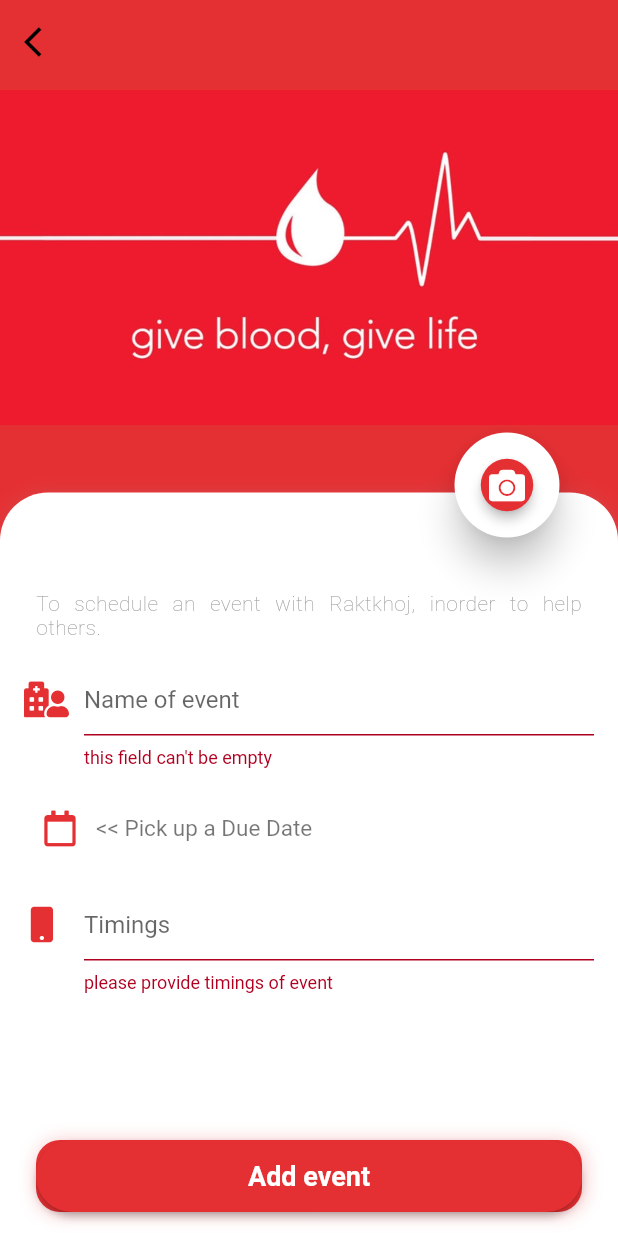
After one commit to POORVI111/raktkhoj, a Flutter app: the AddEvents screen opened directly, after a tap on "Add event", on a phone screen of 412 x 824 dp. The commit adds this screen. Run offline on Flutter 3.47's test engine with Material 2 defaults, Android fonts, the light colour scheme and no system bars; our stand-ins replace cached_network_image, carousel_slider, cloud_firestore, curved_navigation_bar, file_picker, firebase_auth and 20 more; missing offline and left inert: agora_rtc_engine, dropdownfield, emoji_picker, flutter_pdfview, mailer, onesignal_flutter and 1 more; accounts and stored records are empty; statements that could not run were skipped.

Commit message:
schedule events+little change in top donors list view

```diff
--- /dev/null
+++ b/lib/screens/doctor_oriented_pages/add_events.dart
@@ -0,0 +1,526 @@
+import 'dart:io';
+
+import 'package:cloud_firestore/cloud_firestore.dart';
+import 'package:firebase_auth/firebase_auth.dart';
+
+import 'package:firebase_storage/firebase_storage.dart';
+import 'package:flutter/cupertino.dart';
+import 'package:flutter/material.dart';
+import 'package:font_awesome_flutter/font_awesome_flutter.dart';
+import 'package:get/get_utils/src/extensions/internacionalization.dart';
+import 'package:image_picker/image_picker.dart';
+import 'package:raktkhoj/components/image_upload_provider.dart';
+import 'package:raktkhoj/provider/storage_method.dart';
+import 'package:raktkhoj/user_oriented_pages/additional.dart';
+import 'package:raktkhoj/user_oriented_pages/profile.dart';
+
+import '../../Colors.dart';
+
+class AddEvents extends StatefulWidget {
+
+
+  @override
+  _AddEventsState createState() => _AddEventsState();
+}
+
+class _AddEventsState extends State<AddEvents>
+    with TickerProviderStateMixin{
+
+  //variables for setting animation in image and confirmation button
+  final double infoHeight = 364.0;
+  AnimationController animationController;
+  Animation<double> animation;
+  double opacity1 = 0.0;
+  double opacity2 = 0.0;
+  double opacity3 = 0.0;
+  String to_show="";
+
+  String userName;
+
+  final formkey = new GlobalKey<FormState>();
+
+  String _docURL;
+  String _degree;
+  String _name;
+  String _time;
+  String _imageUrl;
+  String _description;
+
+  String _userID;
+
+  String _tokenid;
+  String _adminEmail;
+
+  var formattedDate;
+  ImageUploadProvider _imageUploadProvider;
+  final StorageMethods _storageMethods = StorageMethods();
+  DateTime selectedDate = DateTime.now();
+
+  int flag = 0;
+
+  User currentUser= FirebaseAuth.instance.currentUser;
+
+  @override
+  void initState() {
+    animationController = AnimationController(
+        duration: const Duration(milliseconds: 1000), vsync: this);
+    animation = Tween<double>(begin: 0.0, end: 1.0).animate(CurvedAnimation(
+        parent: animationController,
+        curve: Interval(0, 1.0, curve: Curves.fastOutSlowIn)));
+    setData();
+    super.initState();
+    //getAdminId();
+  }
+
+
+  //animation controlling
+  Future<void> setData() async {
+    animationController?.forward();
+    await Future<dynamic>.delayed(const Duration(milliseconds: 200));
+    setState(() {
+      opacity1 = 1.0;
+    });
+    await Future<dynamic>.delayed(const Duration(milliseconds: 200));
+    setState(() {
+      opacity2 = 1.0;
+    });
+    await Future<dynamic>.delayed(const Duration(milliseconds: 200));
+    setState(() {
+      opacity3 = 1.0;
+    });
+
+
+  }
+
+  //selecting(changing dob)
+  Future<Null> _selectDate(BuildContext context) async {
+    final DateTime picked = await showDatePicker(
+      context: context,
+      initialDate: selectedDate,
+      firstDate: DateTime(1975),
+      lastDate: DateTime(2022),);
+    if (picked != null && picked != selectedDate)
+      setState(() {
+        selectedDate = picked;
+        flag = 1;
+      });
+    var date = DateTime.parse(selectedDate.toString());
+    formattedDate = "${date.day}-${date.month}-${date.year}";
+    //changing to database
+    final firestoreInstance =  FirebaseFirestore.instance;
+
+    /*var firebaseUser =  FirebaseAuth.instance.currentUser;
+    firestoreInstance.collection("User Details").doc(firebaseUser.uid).
+    update({"Dob":formattedDate});*/
+
+  }
+
+  //image picking in order to change cover image of event
+  static Future<PickedFile> _pickImage({@required ImageSource source}) async {
+    final _picker = ImagePicker();
+    PickedFile selectedImage = await _picker.getImage(source: source);
+    return selectedImage;
+  }
+
+  //uploading image to firebase
+  void UploadImage({@required ImageSource source}) async {
+    PickedFile selectedImage = await _pickImage(source: source);
+    final firestoreInstance =  FirebaseFirestore.instance;
+    var firebaseUser =  FirebaseAuth.instance.currentUser;
+    _imageUrl=await _storageMethods.uploadEventImage(
+       image: File(selectedImage.path),
+        //userId: firebaseUser.uid,
+        imageUploadProvider: _imageUploadProvider);
+
+    // Set some loading value to db and show it to user
+    //_imageUploadProvider.setToLoading();
+
+    // Get url from the image bucket
+    //String url = await _storageMethods.uploadImageToStorage(File(selectedImage.path));
+
+    // Hide loading
+    //_imageUploadProvider.setToIdle();
+
+    //_imageUrl=url;
+    print(_imageUrl);
+
+  }
+
+
+  //if the submission is successful
+  //showing a dialog box
+//heading toward page guide
+  Future<bool> dialogTrigger(BuildContext context) async {
+    return showDialog(
+        context: context,
+        barrierDismissible: false,
+        builder: (BuildContext context) {
+          return AlertDialog(
+            title: Text('Success'.tr),
+            content: Text('You have successfully scheduled an event'.tr),
+            actions: <Widget>[
+              FlatButton(
+                onPressed: () {
+                  formkey.currentState.reset();
+                  Navigator.pop(context);
+                  Navigator.pushReplacement(context,
+                      MaterialPageRoute(builder: (context) => Additional()));
+                },
+                child: Icon(
+                  Icons.arrow_forward,
+                  color: kMainRed,
+                ),
+              ),
+            ],
+          );
+        });
+  }
+
+  @override
+  Widget build(BuildContext context) {
+    final double tempHeight = MediaQuery.of(context).size.height -
+        (MediaQuery.of(context).size.width / 1.2) +
+        15.0;
+    //return Container();
+
+    FirebaseFirestore.instance.collection('User Details').doc(currentUser.uid).get().then((value) {
+      userName = value.data()['Name'];
+    });
+
+    return Container(
+      color: kMainRed,
+      child: Scaffold(
+        backgroundColor: Colors.transparent,
+        body: Stack(
+          children: <Widget>[
+            Column(
+              children: <Widget>[
+                AspectRatio(
+                  aspectRatio: 1.2,
+                  child: Image.asset('images/give_blood.jpg'),
+                  //child: Image.asset('images/give_blood.jpg'),
+                ),
+              ],
+            ),
+            Positioned(
+              top: (MediaQuery.of(context).size.width / 1.2) - 15.0,
+              bottom: 0,
+              left: 0,
+              right: 0,
+              child: Container(
+                decoration: BoxDecoration(
+                  color: Colors.white,
+                  borderRadius: const BorderRadius.only(
+                      topLeft: Radius.circular(32.0),
+                      topRight: Radius.circular(32.0)),
+                  boxShadow: <BoxShadow>[
+                    BoxShadow(
+                        color: Colors.grey.withOpacity(0.2),
+                        offset: const Offset(1.1, 1.1),
+                        blurRadius: 10.0),
+                  ],
+                ),
+                child: Padding(
+                  padding: const EdgeInsets.only(left: 8, right: 8),
+                  child: SingleChildScrollView(
+                    child: Container(
+                      constraints: BoxConstraints(
+                          minHeight: infoHeight,
+                          maxHeight: tempHeight > infoHeight
+                              ? tempHeight
+                              : infoHeight),
+                      child: Column(
+                        mainAxisAlignment: MainAxisAlignment.center,
+                        crossAxisAlignment: CrossAxisAlignment.start,
+                        children: <Widget>[
+                          Padding(
+                            padding: const EdgeInsets.only(
+                                top: 32.0, left: 18, right: 16),
+                            child: Text(
+                              userName,
+                              textAlign: TextAlign.left,
+                              style: TextStyle(
+                                fontWeight: FontWeight.w600,
+                                fontSize: 22,
+                                letterSpacing: 0.27,
+                                color: Colors.black,
+                              ),
+                            ),
+                          ),
+
+                          Expanded(
+                            child: AnimatedOpacity(
+                              duration: const Duration(milliseconds: 500),
+                              opacity: opacity2,
+                              child:ClipRRect(
+                                borderRadius: new BorderRadius.only(
+                                    topLeft: const Radius.circular(40.0),
+                                    topRight: const Radius.circular(40.0)),
+                                child: Container(
+                                  height: 800.0,
+                                  width: double.infinity,
+                                  color: Colors.white,
+                                  child: SingleChildScrollView(
+                                    child: Column(
+                                      mainAxisAlignment: MainAxisAlignment.start,
+                                      children: <Widget>[
+                                        new Form(
+                                          key: formkey,
+                                          child: Column(
+                                            children: <Widget>[
+
+                                              Padding(
+                                                padding: const EdgeInsets.only(
+                                                    left: 16, right: 16, top: 8, bottom: 8),
+                                                child: Text(
+                                                  'To schedule an event with Raktkhoj, '
+                                                      'inorder to help others.',
+                                                  textAlign: TextAlign.justify,
+                                                  style: TextStyle(
+                                                    fontWeight: FontWeight.w200,
+                                                    fontSize: 14,
+                                                    letterSpacing: 0.27,
+                                                    color: Colors.grey,
+                                                  ),
+                                                  maxLines: 15,
+                                                  overflow: TextOverflow.ellipsis,
+                                                ),
+                                              ),
+
+                                              Padding(
+                                                padding: const EdgeInsets.all(8.0),
+                                                child: TextFormField(
+                                                  decoration: InputDecoration(
+                                                    hintText: 'Name of event'.tr,
+                                                    icon: Icon(
+                                                      FontAwesomeIcons.hospitalUser,
+                                                      color: kMainRed,
+                                                    ),
+                                                  ),
+                                                  validator: (value) => value.isEmpty
+                                                      ? "this field can't be empty".tr
+                                                      : null,
+                                                  onSaved: (value) => _name = value,
+                                                ),
+                                              ),
+
+                                              Padding(
+                                                padding: const EdgeInsets.all(8.0),
+                                                child: Row(
+                                                  children: <Widget>[
+                                                    IconButton(
+                                                      onPressed: () => _selectDate(context),
+                                                      icon: Icon(FontAwesomeIcons.calendar),
+                                                      color: kMainRed,
+                                                    ),
+                                                    flag == 0
+                                                        ? Text(
+                                                      "<< Pick up a Due Date".tr,
+                                                      style: TextStyle(
+                                                          color: Colors.black54, fontSize: 15.0),
+                                                    )
+                                                        : Text(formattedDate),
+                                                  ],
+                                                ),
+                                              ),
+
+
+
+                                              Padding(
+                                                padding: const EdgeInsets.all(8.0),
+                                                child: TextFormField(
+                                                  decoration: InputDecoration(
+                                                    hintText: 'Timings'.tr,
+                                                    icon: Icon(
+                                                      FontAwesomeIcons.mobile,
+                                                      color: kMainRed,
+                                                    ),
+                                                  ),
+                                                  validator: (value) => (value.isEmpty)
+                                                      ? "please provide timings of event".tr
+                                                      : null,
+                                                  onSaved: (value) => _time = value,
+                                                  // Only numbers can be entered
+                                                ),
+                                              ),
+
+
+                                            ],
+                                          ),
+                                        ),
+                                      ],
+                                    ),
+                                  ),
+                                ),
+                              ),
+
+                            ),
+                          ),
+
+                          AnimatedOpacity(
+                            duration: const Duration(milliseconds: 500),
+                            opacity: opacity3,
+                            child: Padding(
+                              padding: const EdgeInsets.only(
+                                  left: 16, bottom: 16, right: 16),
+                              child: Row(
+                                mainAxisAlignment: MainAxisAlignment.center,
+                                crossAxisAlignment: CrossAxisAlignment.center,
+                                children: <Widget>[
+
+                                  Expanded(
+                                    child: Container(
+                                      height: 48,
+                                      decoration: BoxDecoration(
+                                        color: kMainRed,
+                                        borderRadius: const BorderRadius.all(
+                                          Radius.circular(16.0),
+                                        ),
+                                        boxShadow: <BoxShadow>[
+                                          BoxShadow(
+                                              color: kMainRed
+                                                  .withOpacity(0.3),
+                                              offset: const Offset(1.1, 1.1),
+                                              blurRadius: 10.0),
+                                        ],
+                                      ),
+                                      child: ElevatedButton(
+                                        style: ButtonStyle(
+                                          backgroundColor: MaterialStateProperty.all(
+                                            kMainRed,
+                                          ),
+                                          shape: MaterialStateProperty.all(RoundedRectangleBorder(
+                                            borderRadius: BorderRadius.circular(24),
+                                          )),
+                                        ),
+                                        onPressed: () async {
+
+                                          if (!formkey.currentState.validate()) return;
+                                          formkey.currentState.save();
+
+                                          var time = DateTime.now().millisecondsSinceEpoch;
+                                          String key = time.toString();
+
+
+
+
+                                            FirebaseFirestore.instance.collection(
+                                                "Event Details").doc(key).
+                                                set({'eventid': key,
+                                              'Name':_name,
+                                              'date':formattedDate,
+                                              'time':_time,
+                                                'organiserUid':currentUser.uid,
+                                                'imageUrl':_imageUrl}).then((result) async {
+
+                                              dialogTrigger(context);
+                                            }).catchError((e) {
+                                              print(e);
+                                            });
+
+
+
+                                        },
+                                        child: Center(
+                                          child: Text(
+                                            "Add event",
+                                            textAlign: TextAlign.left,
+                                            style: TextStyle(
+                                              fontWeight: FontWeight.w600,
+                                              fontSize: 18,
+                                              letterSpacing: 0.0,
+                                              color: Colors.white,
+                                            ),
+                                          ),
+                                        ),
+                                      ),
+                                    ),
+                                  )
+                                ],
+                              ),
+                            ),
+                          ),
+                          SizedBox(
+                            height: MediaQuery.of(context).padding.bottom,
+                          )
+                        ],
+                      ),
+                    ),
+                  ),
+                ),
+              ),
+            ),
+            Positioned(
+              top: (MediaQuery.of(context).size.width / 1.2) - 24.0 - 35,
+              right: 35,
+              child: ScaleTransition(
+                alignment: Alignment.center,
+                scale: CurvedAnimation(
+                    parent: animationController, curve: Curves.fastOutSlowIn),
+                child: Card(
+                  color: Colors.white,
+                  shape: RoundedRectangleBorder(
+                      borderRadius: BorderRadius.circular(50.0)),
+                  elevation: 10.0,
+                  child: Container(
+                    width: 70,
+                    height: 70,
+                    child: Center(
+                      child: RoundIconButton(icon: FontAwesomeIcons.camera, onPressed: (){
+                        //EDIT PROFILE
+                        //displayOverlay(context);
+                        UploadImage(source: ImageSource.gallery);
+
+                      }),
+                    ),
+                  ),
+                ),
+              ),
+            ),
+            Padding(
+              padding: EdgeInsets.only(top: MediaQuery.of(context).padding.top),
+              child: SizedBox(
+                width: AppBar().preferredSize.height,
+                height: AppBar().preferredSize.height,
+                child: Material(
+                  color: Colors.transparent,
+                  child: InkWell(
+                    borderRadius:
+                    BorderRadius.circular(AppBar().preferredSize.height),
+                    child: Icon(
+                      Icons.arrow_back_ios,
+                      color: Colors.black,
+                    ),
+                    onTap: () {
+                      Navigator.pop(context);
+                    },
+                  ),
+                ),
+              ),
+            )
+          ],
+        ),
+      ),
+    );
+
+  }
+
+  //to show percentage doc uploaded
+  Widget buildUploadStatus(UploadTask task) => StreamBuilder<TaskSnapshot>(
+    stream: task.snapshotEvents,
+    builder: (context, snapshot) {
+      if (snapshot.hasData) {
+        final snap = snapshot.data;
+        final progress = snap.bytesTransferred / snap.totalBytes;
+        final percentage = (progress * 100).toStringAsFixed(2);
+
+        return Text(
+          '$percentage %',
+          style: TextStyle(fontSize: 20, fontWeight: FontWeight.bold),
+        );
+      } else {
+        return Container();
+      }
+    },
+  );
+}
--- a/lib/services/dynamic_link.dart
+++ b/lib/services/dynamic_link.dart
@@ -1,5 +1,6 @@
 import 'package:cloud_firestore/cloud_firestore.dart';
 import 'package:firebase_dynamic_links/firebase_dynamic_links.dart';
+
 import 'package:flutter/material.dart';
 import 'package:get/get_core/src/get_main.dart';
 import 'package:get/get_navigation/src/extension_navigation.dart';
@@ -25,6 +26,8 @@ class DynamicLinksService {
     //       imageUrl: Uri.parse(
     //           "https://images.pexels.com/photos/3841338/pexels-photo-3841338.jpeg?auto=compress&cs=tinysrgb&dpr=2&h=750&w=1260")),
     // );
+
+
 
     // final Uri dynamicUrl = await parameters.buildUrl();
     final ShortDynamicLink shortDynamicLink = await parameters.buildShortLink();
--- a/pubspec.yaml
+++ b/pubspec.yaml
@@ -84,6 +84,7 @@ dependencies:
   file_picker:
   share:
   firebase_dynamic_links:
+
   unicorndial:
   onesignal_flutter: any
   mailer:
```
Also changed, not shown: lib/provider/storage_method.dart (+20 -0 lines), lib/user_oriented_pages/additional.dart (+13 -0 lines), lib/user_oriented_pages/top_donors_list.dart (+118 -22 lines), lib/main.dart (indentation only), lib/screens/doctor_oriented_pages/add_tips_posts.dart (added), pubspec.lock, 26 other files. Lines whose indentation alone changed are shown as unchanged.
